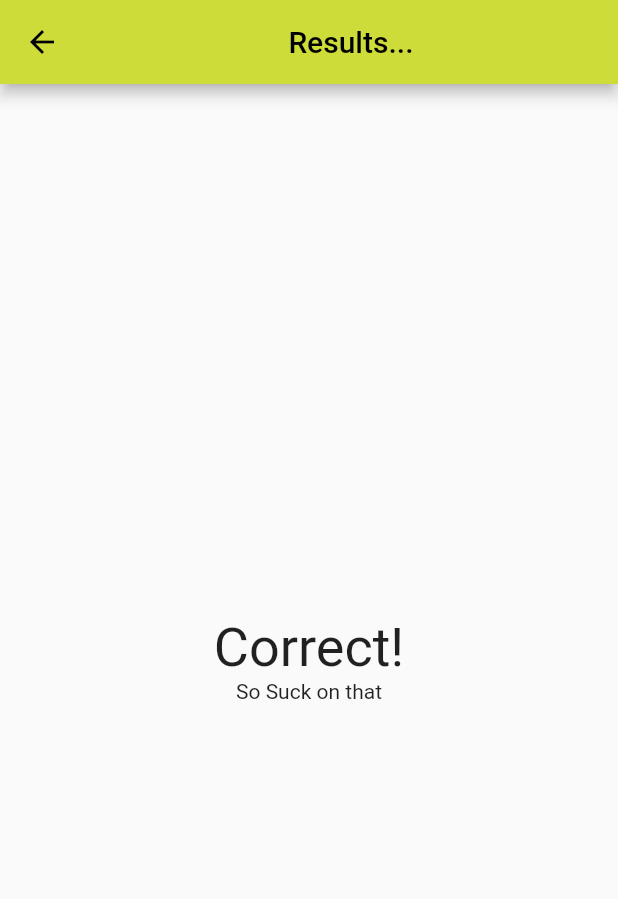
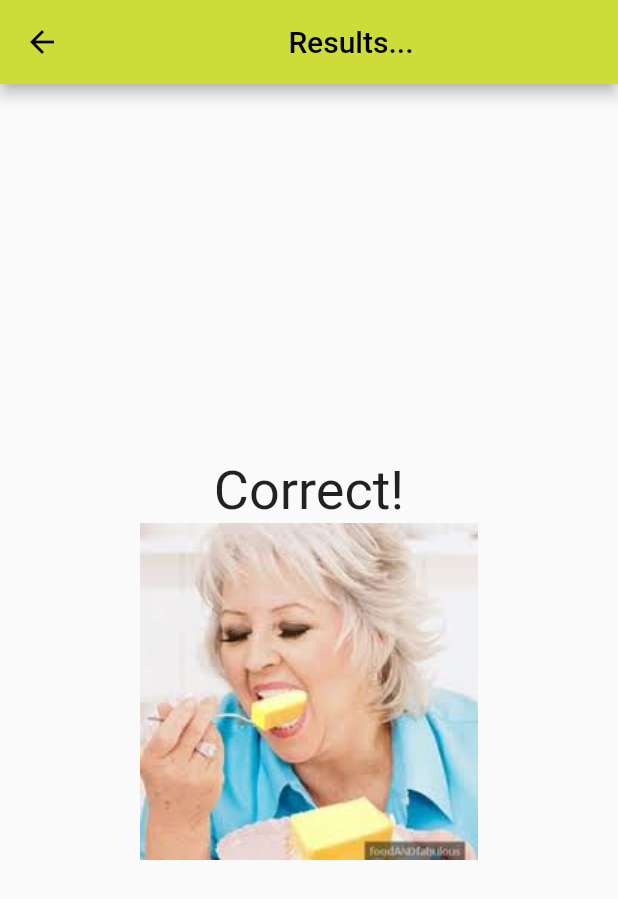
Before and after one commit to shaycraft/flutter-hello-world, a Flutter app: the SecondRoute screen opened directly, on a phone screen of 412 x 824 dp. Shown: the top 899 px of the screen. Run offline on Flutter 3.47's test engine with Material 2 defaults, Android fonts, the phone set to English and light mode, and no system bars.

Commit message:
feat: adds images

```diff
--- a/lib/second_route.dart
+++ b/lib/second_route.dart
@@ -20,7 +20,7 @@ class SecondRouteState extends State<SecondRoute> {
                   style: defaultTextStyle,
                 ),
               ),
-              const Text('So Suck on that')
+              const Image(image: AssetImage('images/gross_butter.jpeg'))
             ],
           )),
     );
--- a/pubspec.yaml
+++ b/pubspec.yaml
@@ -60,7 +60,8 @@ flutter:
   uses-material-design: true
 
   # To add assets to your application, add an assets section, like this:
-  # assets:
+  assets:
+     - images/gross_butter.jpeg
   #   - images/a_dot_burr.jpeg
   #   - images/a_dot_ham.jpeg
 
```
Also changed, not shown: images/gross_butter.jpeg (added).
